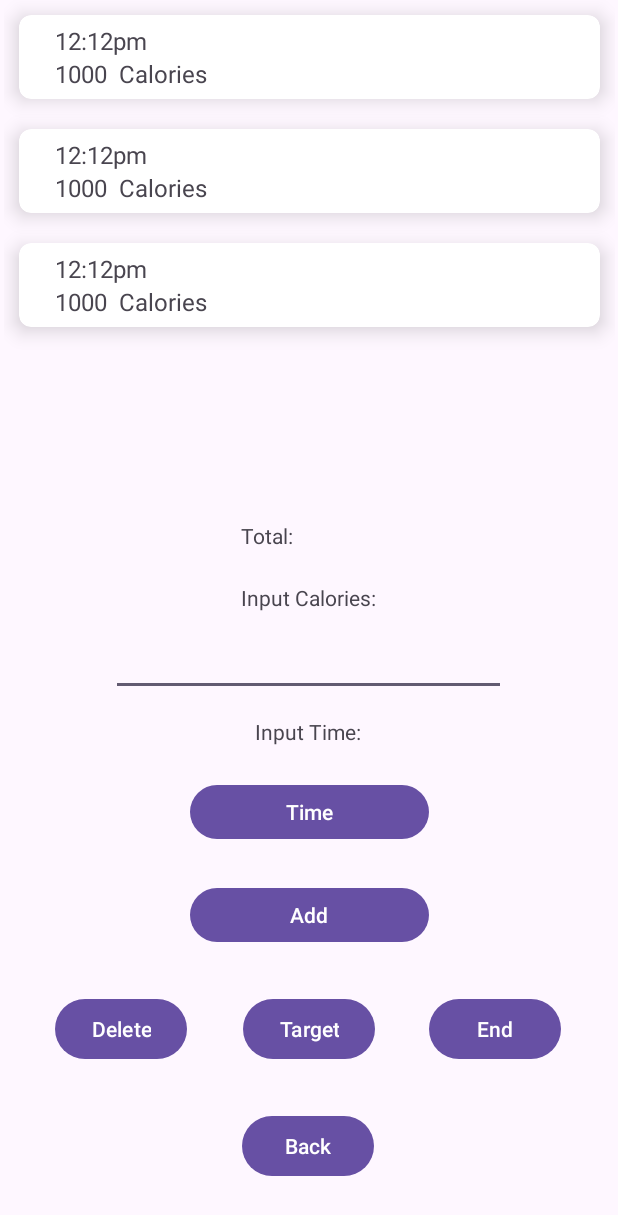
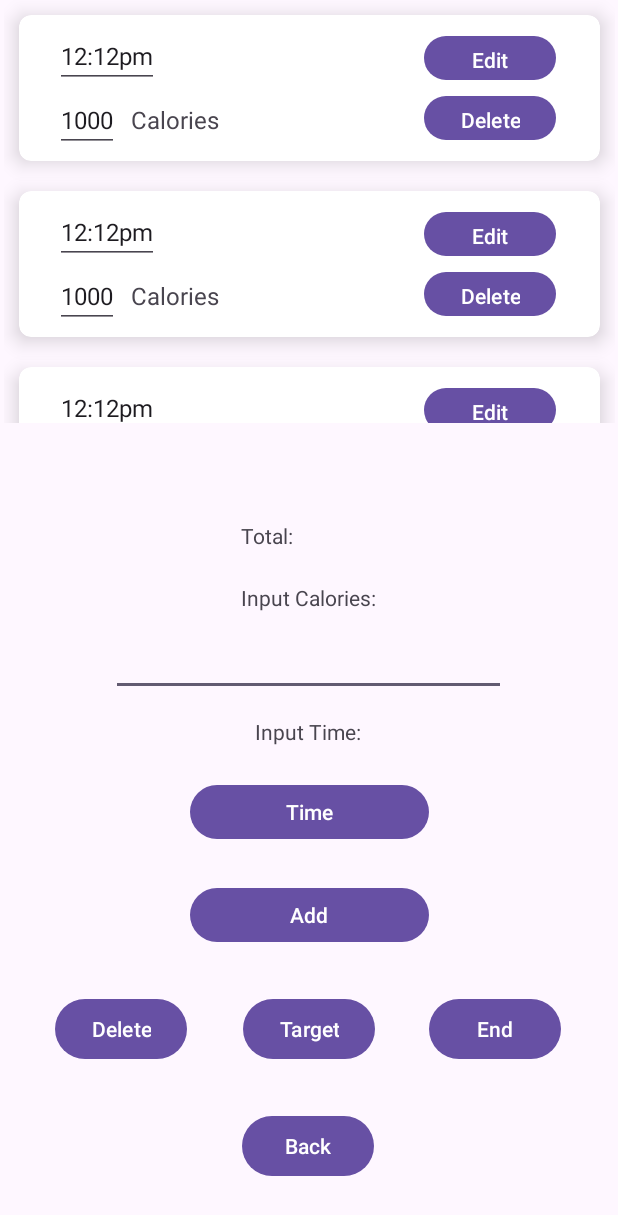
Before and after one commit to ElijahManalili/BOK-Up, an Android app: the layout activity_track.xml on its own in the app's theme, with its tools: preview values and no code run, on a phone screen of 412 x 824 dp. Shown: the top 1215 px of the screen. Run offline under Robolectric (Android 15) with nearby library versions, the phone set to English and light mode, and no system bars.

Commit message:
updated BOKKERS

```diff
--- a/app/src/main/java/com/example/bokup/DataClass.kt
+++ b/app/src/main/java/com/example/bokup/DataClass.kt
@@ -1,3 +1,3 @@
 package com.example.bokup
 
-data class DataClass(var timeCal: String, var cal: String)
+data class DataClass(var timeCal : String ?= null, var cal : String ?= null,)
--- a/app/src/main/res/layout/activity_target.xml
+++ b/app/src/main/res/layout/activity_target.xml
@@ -34,7 +34,7 @@
         android:layout_width="wrap_content"
         android:layout_height="wrap_content"
         android:text="Enter Target Calories:"
-        app:layout_constraintBottom_toTopOf="@+id/editTextText"
+        app:layout_constraintBottom_toTopOf="@+id/calTarget"
         app:layout_constraintEnd_toEndOf="parent"
         app:layout_constraintStart_toStartOf="parent"
         app:layout_constraintTop_toBottomOf="@+id/imageView" />
@@ -59,5 +59,5 @@
         app:layout_constraintBottom_toTopOf="@+id/backbBtn"
         app:layout_constraintEnd_toEndOf="parent"
         app:layout_constraintStart_toStartOf="parent"
-        app:layout_constraintTop_toBottomOf="@+id/editTextText" />
+        app:layout_constraintTop_toBottomOf="@+id/calTarget" />
 </androidx.constraintlayout.widget.ConstraintLayout>
--- a/app/src/main/res/layout/activity_track.xml
+++ b/app/src/main/res/layout/activity_track.xml
@@ -135,7 +135,7 @@
         app:layout_constraintStart_toStartOf="parent"
         app:layout_constraintTop_toTopOf="parent"
         app:layout_constraintVertical_bias="0.0"
-        tools:listitem="@layout/item_layout"/>
+        tools:listitem="@layout/track_layout"/>
 
     <Button
         android:id="@+id/endBtn"
--- a/app/src/main/res/layout/item_layout.xml
+++ b/app/src/main/res/layout/track_layout.xml
@@ -25,12 +25,13 @@
 
             />
 
-            <TextView
-                android:id="@+id/calTime"
+            <EditText
+                android:id="@+id/tvcalTime"
                 android:layout_width="wrap_content"
                 android:layout_height="wrap_content"
                 android:layout_marginStart="8dp"
                 android:text="12:12pm"
+                android:inputType="time"
                 android:textSize="16sp"
 
 
@@ -47,18 +48,19 @@
 
             />
 
-            <TextView
-                android:id="@+id/calText"
+            <EditText
+                android:id="@+id/tvcalText"
                 android:layout_width="wrap_content"
                 android:layout_height="wrap_content"
                 android:layout_marginStart="8dp"
                 android:text="1000"
+                android:inputType="number"
                 android:textSize="16sp"
 
 
                 />
             <TextView
-                android:id="@+id/calories"
+                android:id="@+id/tvcalories"
                 android:layout_width="wrap_content"
                 android:layout_height="wrap_content"
                 android:layout_marginStart="8dp"
@@ -71,5 +73,21 @@
 
     </LinearLayout>
 
+    <Button
+        android:id="@+id/editBtn"
+        android:layout_width="wrap_content"
+        android:layout_height="37dp"
+        android:layout_marginStart="270dp"
+        android:layout_marginTop="10dp"
+        android:text="Edit" />
+
+    <Button
+        android:id="@+id/delBtn"
+        android:layout_width="wrap_content"
+        android:layout_height="37dp"
+        android:layout_marginStart="270dp"
+        android:layout_marginTop="50dp"
+        android:text="Delete" />
+
 
 </androidx.cardview.widget.CardView>
```
Also changed, not shown: app/src/main/java/com/example/bokup/AdapterClass.kt (+9 -11 lines), app/src/main/java/com/example/bokup/Track.kt (+34 -7 lines), app/src/main/res/layout/item_layout2.xml (added, +44 -0 lines).
